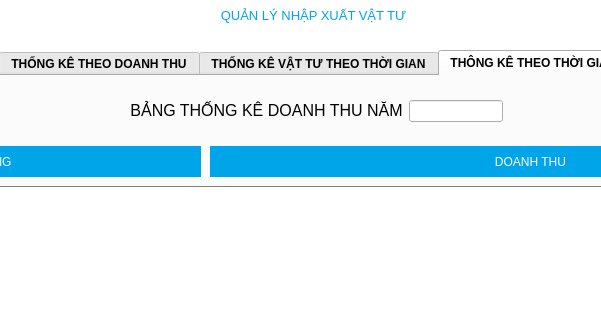
This is src/view/mainwindow.ui in VinhNguyenD23/facilitiesManagement as Qt 5 draws it before an edit; both pictures show x 262 to 863 and y 0 to 320 of the 1150 by 670 pixel window. The edited form follows.
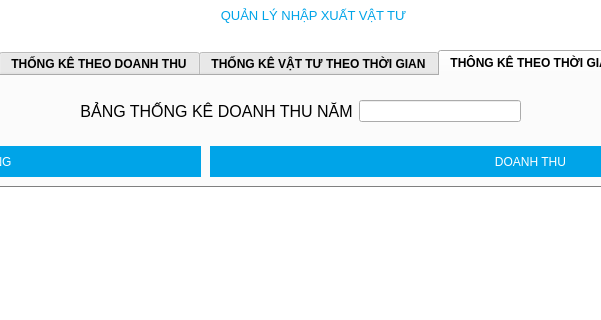
This is the edited form. The open tabs and pages were chosen to show the change.

Patch:
```diff
--- a/src/view/mainwindow.ui
+++ b/src/view/mainwindow.ui
@@ -1430,16 +1430,16 @@
          <set>Qt::AlignmentFlag::AlignCenter</set>
         </property>
        </widget>
-       <widget class="QWidget" name="layoutWidget9">
+       <widget class="QWidget" name="">
         <property name="geometry">
          <rect>
-          <x>370</x>
+          <x>320</x>
           <y>20</y>
-          <width>373</width>
-          <height>30</height>
+          <width>441</width>
+          <height>31</height>
          </rect>
         </property>
-        <layout class="QHBoxLayout" name="horizontalLayout_8">
+        <layout class="QHBoxLayout" name="horizontalLayout_6">
          <item>
           <widget class="QLabel" name="tieude_3">
            <property name="styleSheet">
```
Left out of the diff: 8 changed lines with no effect on the pictures.
